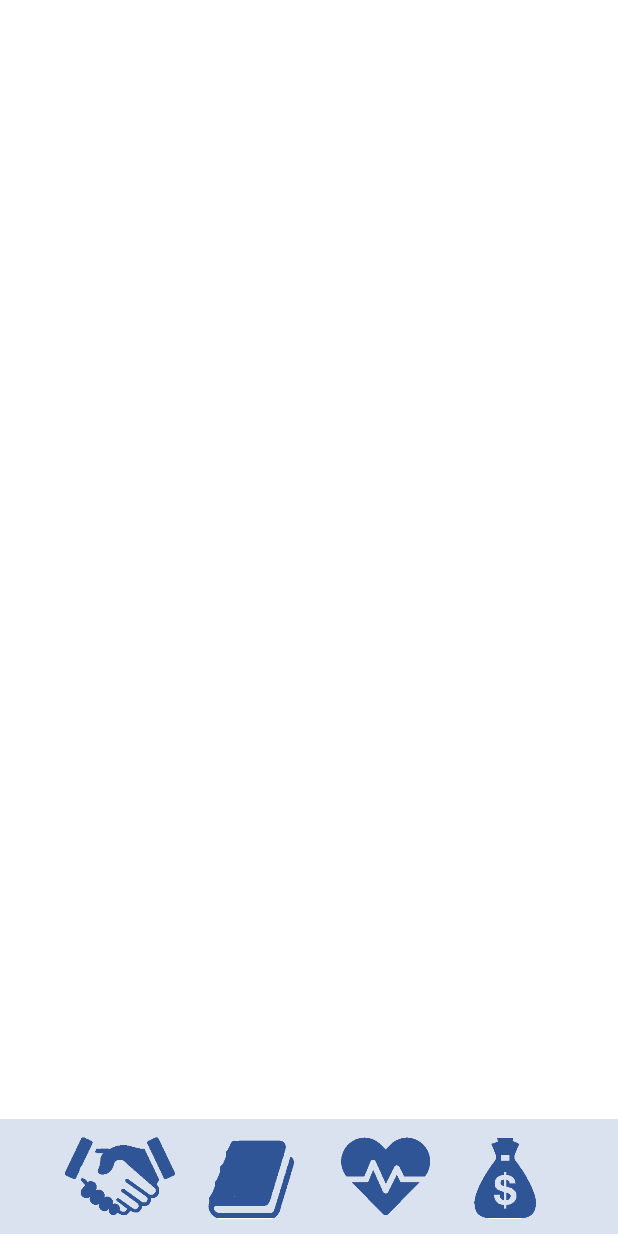
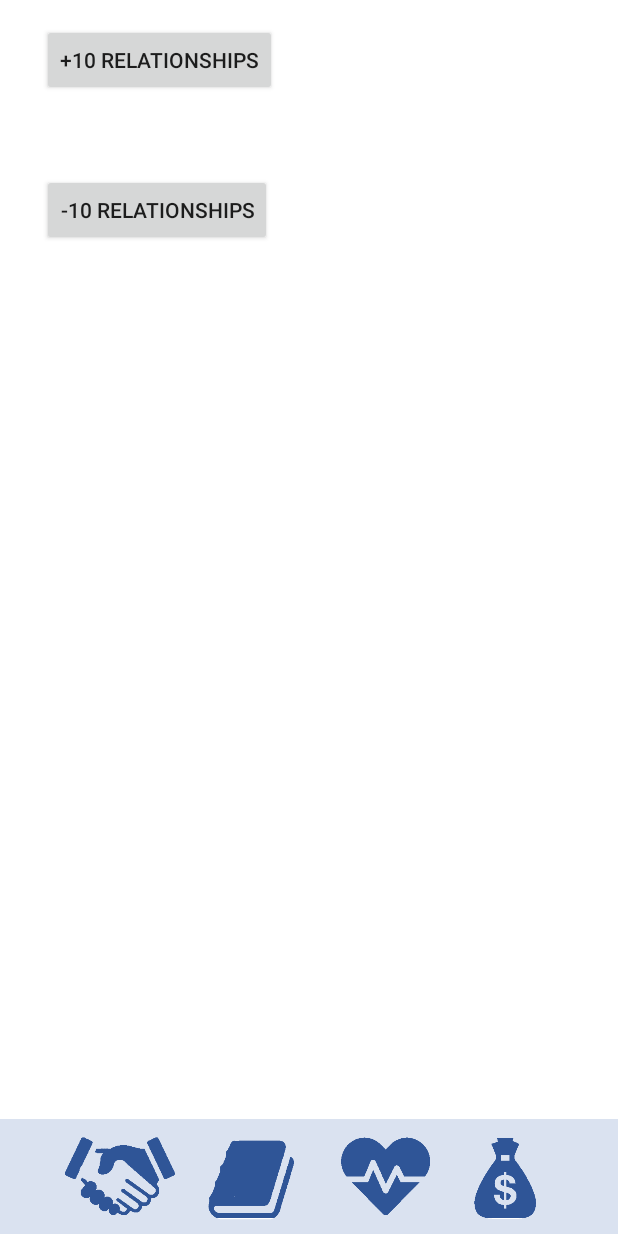
Before and after one commit to phydesmith/Adulting, an Android app: the CardSelection screen opened directly, with no data from a screen before it, on a phone screen of 412 x 824 dp. Run offline under Robolectric (Android 15) with nearby library versions, the phone set to English and light mode, and no system bars.

Commit message:
Categories can now be adjusted based on choices. There are two buttons to test/demonstrate this.

```diff
--- a/app/src/main/res/layout/activity_card_selection.xml
+++ b/app/src/main/res/layout/activity_card_selection.xml
@@ -41,7 +41,7 @@
     <ImageView
         android:id="@+id/valueRelationships"
         android:layout_width="78dp"
-        android:layout_height="54dp"
+        android:layout_height="55dp"
         android:layout_marginStart="40dp"
         android:layout_marginLeft="40dp"
         android:layout_marginBottom="12dp"
@@ -52,8 +52,8 @@
 
     <ImageView
         android:id="@+id/valueEducation"
-        android:layout_width="78sp"
-        android:layout_height="55sp"
+        android:layout_width="78dp"
+        android:layout_height="55dp"
         android:layout_marginStart="10dp"
         android:layout_marginLeft="10dp"
         android:layout_marginBottom="12dp"
@@ -64,8 +64,8 @@
 
     <ImageView
         android:id="@+id/valueHealth"
-        android:layout_width="78sp"
-        android:layout_height="55sp"
+        android:layout_width="78dp"
+        android:layout_height="55dp"
         android:layout_marginStart="10dp"
         android:layout_marginLeft="10dp"
         android:layout_marginBottom="12dp"
@@ -76,8 +76,8 @@
 
     <ImageView
         android:id="@+id/valueWealth"
-        android:layout_width="78sp"
-        android:layout_height="55sp"
+        android:layout_width="78dp"
+        android:layout_height="55dp"
         android:layout_marginStart="5dp"
         android:layout_marginLeft="5dp"
         android:layout_marginBottom="12dp"
@@ -100,5 +100,27 @@
         app:layout_constraintVertical_bias="1.0"
         app:srcCompat="@drawable/bottom_bar" />
 
+    <Button
+        android:id="@+id/testAddR"
+        android:layout_width="wrap_content"
+        android:layout_height="wrap_content"
+        android:layout_marginStart="28dp"
+        android:layout_marginLeft="28dp"
+        android:layout_marginTop="16dp"
+        android:text="+10 Relationships"
+        app:layout_constraintStart_toStartOf="parent"
+        app:layout_constraintTop_toTopOf="parent" />
+
+    <Button
+        android:id="@+id/testSubtractR"
+        android:layout_width="wrap_content"
+        android:layout_height="wrap_content"
+        android:layout_marginStart="28dp"
+        android:layout_marginLeft="28dp"
+        android:layout_marginTop="52dp"
+        android:text="-10 Relationships"
+        app:layout_constraintStart_toStartOf="parent"
+        app:layout_constraintTop_toBottomOf="@+id/testAddR" />
+
 
 </androidx.constraintlayout.widget.ConstraintLayout>
--- a/app/src/main/res/values/colors.xml
+++ b/app/src/main/res/values/colors.xml
@@ -3,6 +3,9 @@
     <color name="colorPrimary">#008577</color>
     <color name="colorPrimaryDark">#00574B</color>
     <color name="colorAccent">#D81B60</color>
+    <color name="darkBlue">#2F5597</color>
+    <color name="lightBlue">#DAE2F0</color>
+    <color name="orange">#EB7831</color>
 
     <color name="black_overlay">#66000000</color>
 </resources>
```
Also changed, not shown: app/src/main/java/com/example/adulting/CardSelection.kt (+52 -0 lines).
